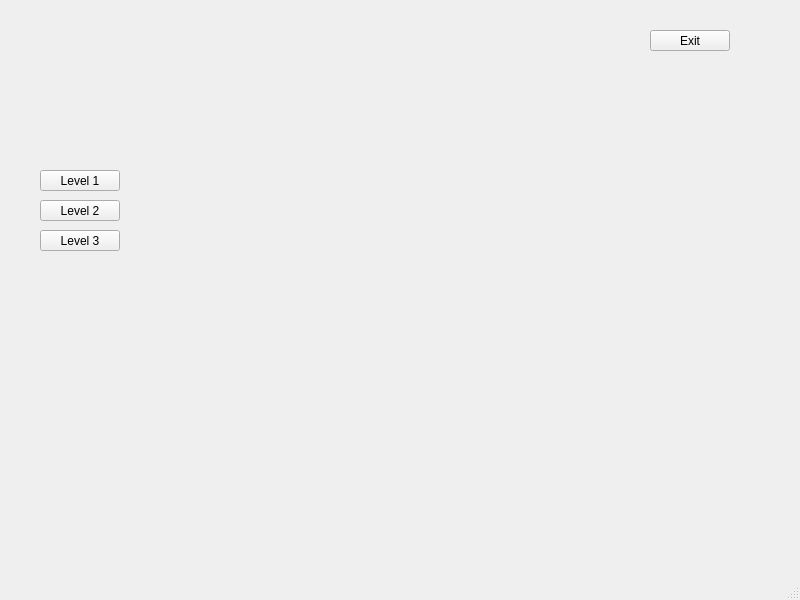
Qt form Codigo_Fuente/Proyecto_Final/profileuser.ui (MaverickST/Proyecto_Final) before a commit.
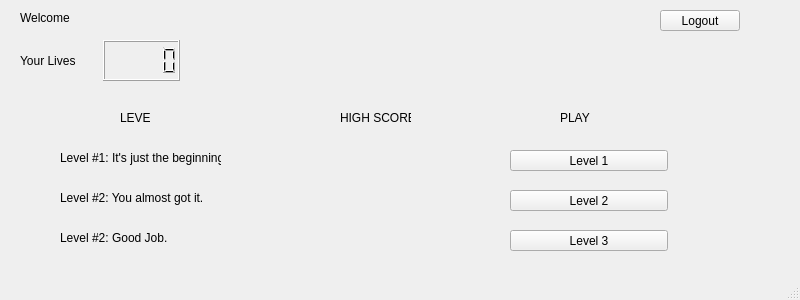
The same form after that commit.

```diff
--- a/Codigo_Fuente/Proyecto_Final/profileuser.ui
+++ b/Codigo_Fuente/Proyecto_Final/profileuser.ui
@@ -7,7 +7,7 @@
     <x>0</x>
     <y>0</y>
     <width>800</width>
-    <height>600</height>
+    <height>300</height>
    </rect>
   </property>
   <property name="windowTitle">
@@ -17,22 +17,70 @@
    <widget class="QPushButton" name="pB_StartLevel2">
     <property name="geometry">
      <rect>
-      <x>40</x>
-      <y>200</y>
+      <x>660</x>
+      <y>10</y>
       <width>80</width>
       <height>21</height>
      </rect>
     </property>
     <property name="text">
-     <string>Level 2</string>
+     <string>Logout</string>
     </property>
    </widget>
+   <widget class="QLabel" name="label">
+    <property name="geometry">
+     <rect>
+      <x>20</x>
+      <y>10</y>
+      <width>61</width>
+      <height>16</height>
+     </rect>
+    </property>
+    <property name="text">
+     <string>Welcome</string>
+    </property>
+   </widget>
+   <widget class="QLabel" name="Label_Username">
+    <property name="geometry">
+     <rect>
+      <x>70</x>
+      <y>10</y>
+      <width>181</width>
+      <height>16</height>
+     </rect>
+    </property>
+    <property name="text">
+     <string/>
+    </property>
+   </widget>
+   <widget class="QWidget" name="horizontalLayoutWidget">
+    <property name="geometry">
+     <rect>
+      <x>20</x>
+      <y>40</y>
+      <width>160</width>
+      <height>41</height>
+     </rect>
+    </property>
+    <layout class="QHBoxLayout" name="horizontalLayout">
+     <item>
+      <widget class="QLabel" name="label_2">
+       <property name="text">
+        <string>Your Lives</string>
+       </property>
+      </widget>
+     </item>
+     <item>
+      <widget class="QLCDNumber" name="lcd_Lives"/>
+     </item>
+    </layout>
+   </widget>
    <widget class="QPushButton" name="pB_StartLevel1">
     <property name="geometry">
      <rect>
-      <x>40</x>
-      <y>170</y>
-      <width>80</width>
+      <x>510</x>
+      <y>150</y>
+      <width>158</width>
       <height>21</height>
      </rect>
     </property>
@@ -40,12 +88,25 @@
      <string>Level 1</string>
     </property>
    </widget>
+   <widget class="QPushButton" name="pB_StartLevel2">
+    <property name="geometry">
+     <rect>
+      <x>510</x>
+      <y>190</y>
+      <width>158</width>
+      <height>21</height>
+     </rect>
+    </property>
+    <property name="text">
+     <string>Level 2</string>
+    </property>
+   </widget>
    <widget class="QPushButton" name="pB_StartLevel3">
     <property name="geometry">
      <rect>
-      <x>40</x>
+      <x>510</x>
       <y>230</y>
-      <width>80</width>
+      <width>158</width>
       <height>21</height>
      </rect>
     </property>
@@ -53,17 +114,121 @@
      <string>Level 3</string>
     </property>
    </widget>
-   <widget class="QPushButton" name="pB_closeProfile">
+   <widget class="QLabel" name="label_3">
     <property name="geometry">
      <rect>
-      <x>650</x>
-      <y>30</y>
-      <width>80</width>
-      <height>21</height>
+      <x>560</x>
+      <y>110</y>
+      <width>31</width>
+      <height>16</height>
      </rect>
     </property>
     <property name="text">
-     <string>Exit</string>
+     <string>PLAY</string>
+    </property>
+   </widget>
+   <widget class="QLabel" name="label_5">
+    <property name="geometry">
+     <rect>
+      <x>60</x>
+      <y>150</y>
+      <width>161</width>
+      <height>16</height>
+     </rect>
+    </property>
+    <property name="text">
+     <string>Level #1: It's just the beginning.</string>
+    </property>
+   </widget>
+   <widget class="QLabel" name="label_6">
+    <property name="geometry">
+     <rect>
+      <x>60</x>
+      <y>190</y>
+      <width>161</width>
+      <height>16</height>
+     </rect>
+    </property>
+    <property name="text">
+     <string>Level #2: You almost got it.</string>
+    </property>
+   </widget>
+   <widget class="QLabel" name="label_7">
+    <property name="geometry">
+     <rect>
+      <x>60</x>
+      <y>230</y>
+      <width>161</width>
+      <height>16</height>
+     </rect>
+    </property>
+    <property name="text">
+     <string>Level #2: Good Job.</string>
+    </property>
+   </widget>
+   <widget class="QLabel" name="label_8">
+    <property name="geometry">
+     <rect>
+      <x>340</x>
+      <y>110</y>
+      <width>71</width>
+      <height>16</height>
+     </rect>
+    </property>
+    <property name="text">
+     <string>HIGH SCORE</string>
+    </property>
+   </widget>
+   <widget class="QLabel" name="label_9">
+    <property name="geometry">
+     <rect>
+      <x>120</x>
+      <y>110</y>
+      <width>31</width>
+      <height>16</height>
+     </rect>
+    </property>
+    <property name="text">
+     <string>LEVEL</string>
+    </property>
+   </widget>
+   <widget class="QLabel" name="Label_Score1">
+    <property name="geometry">
+     <rect>
+      <x>280</x>
+      <y>150</y>
+      <width>171</width>
+      <height>20</height>
+     </rect>
+    </property>
+    <property name="text">
+     <string/>
+    </property>
+   </widget>
+   <widget class="QLabel" name="Label_Score2">
+    <property name="geometry">
+     <rect>
+      <x>280</x>
+      <y>180</y>
+      <width>171</width>
+      <height>20</height>
+     </rect>
+    </property>
+    <property name="text">
+     <string/>
+    </property>
+   </widget>
+   <widget class="QLabel" name="Label_Score3">
+    <property name="geometry">
+     <rect>
+      <x>270</x>
+      <y>220</y>
+      <width>171</width>
+      <height>20</height>
+     </rect>
+    </property>
+    <property name="text">
+     <string/>
     </property>
    </widget>
   </widget>
```
Left out of the diff: 2 changed lines with no effect on the pictures.
